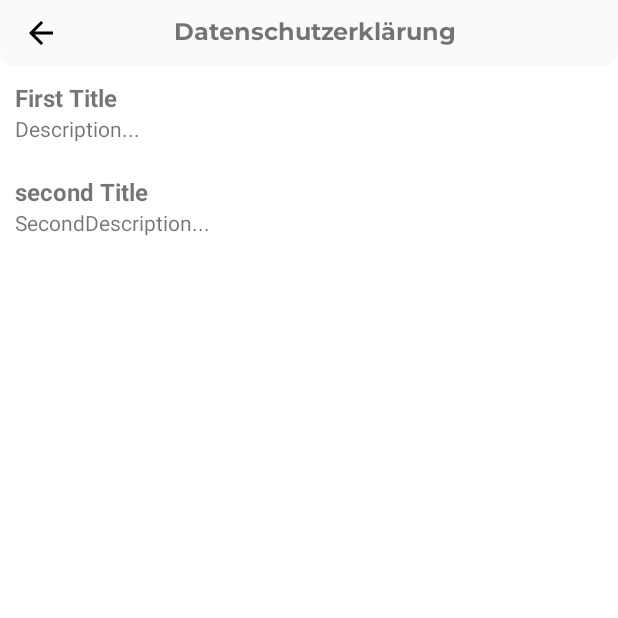
After one commit to stajz1/CR-APP, an Android app: the Fragmenttermsandcon screen opened through its navigation route, on a phone screen of 412 x 824 dp, the top half of it. The commit adds this screen. Run offline under Robolectric (Android 15) with nearby library versions, the phone set to English and light mode, and no system bars.

Commit message:
added new terms and con Page

```diff
--- a/app/src/main/AndroidManifest.xml
+++ b/app/src/main/AndroidManifest.xml
@@ -8,6 +8,8 @@
         android:allowBackup="true"
         android:icon="@drawable/cr_main_logo_icon"
         android:label="@string/app_name"
+        android:hardwareAccelerated="false"
+        android:largeHeap="true"
         android:roundIcon="@drawable/cr_main_logo_icon"
         android:supportsRtl="true"
         android:theme="@style/AppTheme">
--- a/app/src/main/java/com/example/zoran/FragmentLoginSelection.kt
+++ b/app/src/main/java/com/example/zoran/FragmentLoginSelection.kt
@@ -1,5 +1,6 @@
 package com.example.zoran
 
+import android.graphics.Paint
 import android.os.Bundle
 import android.view.LayoutInflater
 import android.view.View
@@ -27,6 +28,13 @@ class FragmentLoginSelection: Fragment() {
             findNavController().navigate(R.id.action_fragmentLoginSelection_to_fragmentStaffSignIn)
         }
 
+        root?.textView26?.setOnClickListener {
+            findNavController().navigate(R.id.action_fragmentLoginSelection_to_fragmenttermsandcon)
+        }
+
+        root?.textView26?.let {
+            it.paintFlags = it.paintFlags or(Paint.UNDERLINE_TEXT_FLAG)
+        }
         return root;
     }
 
--- /dev/null
+++ b/app/src/main/java/com/example/zoran/Fragmenttermsandcon.kt
@@ -0,0 +1,31 @@
+package com.example.zoran
+
+import android.graphics.Paint
+import android.os.Bundle
+import android.view.LayoutInflater
+import android.view.View
+import android.view.ViewGroup
+import androidx.fragment.app.Fragment
+import androidx.navigation.fragment.findNavController
+import kotlinx.android.synthetic.main.fragment_terms_and_con.view.*
+
+class Fragmenttermsandcon : Fragment() {
+
+    private var root: View? = null
+
+    override fun onCreateView(
+        inflater: LayoutInflater,
+        container: ViewGroup?,
+        savedInstanceState: Bundle?
+    ): View? {
+        root = inflater.inflate(R.layout.fragment_terms_and_con, container, false)
+
+        root?.imageView10?.setOnClickListener {
+
+            requireActivity().onBackPressed()
+        }
+
+        return root;
+    }
+
+}
--- a/app/src/main/res/layout/exercise_details.xml
+++ b/app/src/main/res/layout/exercise_details.xml
@@ -103,7 +103,6 @@
             android:layout_marginStart="24dp"
             android:layout_marginTop="30dp"
             android:layout_marginEnd="24dp"
-            android:src="@drawable/download"
             app:layout_constraintEnd_toEndOf="parent"
             app:layout_constraintStart_toStartOf="parent"
             app:layout_constraintTop_toBottomOf="@+id/constraintLayout2"
@@ -120,7 +119,6 @@
             android:layout_marginStart="24dp"
             android:layout_marginTop="16dp"
             android:layout_marginEnd="24dp"
-            android:src="@drawable/download"
             app:layout_constraintEnd_toEndOf="parent"
             app:layout_constraintHorizontal_bias="0.0"
             app:layout_constraintStart_toStartOf="parent"
--- a/app/src/main/res/layout/fragment_home.xml
+++ b/app/src/main/res/layout/fragment_home.xml
@@ -46,9 +46,9 @@
         android:text="Welcome To,\nHealeo."
         android:textColor="#444444"
         android:textSize="30sp"
+        android:visibility="invisible"
         app:layout_constraintStart_toStartOf="parent"
-        app:layout_constraintTop_toTopOf="parent"
-        android:visibility="invisible"/>
+        app:layout_constraintTop_toTopOf="parent" />
 
     <TextView
         android:id="@+id/textView2"
@@ -94,4 +94,16 @@
         app:layout_constraintEnd_toEndOf="parent"
         app:layout_constraintTop_toTopOf="@+id/textView"
         app:srcCompat="@drawable/sub_logo" />
+
+    <TextView
+        android:id="@+id/textView26"
+        android:layout_width="wrap_content"
+        android:layout_height="wrap_content"
+        android:layout_margin="10dp"
+        android:text="Datenschutzerklärung"
+        android:textColor="#3F51B5"
+        app:layout_constraintBottom_toBottomOf="parent"
+        app:layout_constraintEnd_toEndOf="parent"
+        app:layout_constraintHorizontal_bias="0.5"
+        app:layout_constraintStart_toStartOf="parent" />
 </androidx.constraintlayout.widget.ConstraintLayout>
--- /dev/null
+++ b/app/src/main/res/layout/fragment_terms_and_con.xml
@@ -0,0 +1,95 @@
+<?xml version="1.0" encoding="utf-8"?>
+<LinearLayout xmlns:android="http://schemas.android.com/apk/res/android"
+    xmlns:tools="http://schemas.android.com/tools"
+    android:layout_width="match_parent"
+    android:layout_height="match_parent"
+    xmlns:app="http://schemas.android.com/apk/res-auto"
+    android:orientation="vertical">
+
+    <androidx.constraintlayout.widget.ConstraintLayout
+        android:id="@+id/constraintLayout"
+        android:layout_width="match_parent"
+        android:layout_height="wrap_content"
+        android:background="@drawable/header_background"
+        android:paddingTop="10dp"
+        android:paddingBottom="10dp"
+        app:layout_constraintTop_toTopOf="parent">
+
+        <ImageView
+            android:id="@+id/imageView10"
+            android:layout_width="wrap_content"
+            android:layout_height="wrap_content"
+            android:layout_marginStart="15dp"
+            android:background="#FAFAFA"
+            android:backgroundTint="#FAFAFA"
+            android:hapticFeedbackEnabled="false"
+            app:layout_constraintBottom_toBottomOf="parent"
+            app:layout_constraintStart_toStartOf="parent"
+            app:layout_constraintTop_toTopOf="parent"
+            app:srcCompat="@drawable/abc_vector_test"
+            app:tint="#000000" />
+
+
+        <TextView
+            android:id="@+id/textView32"
+            android:layout_width="wrap_content"
+            android:layout_height="wrap_content"
+            android:layout_marginStart="8dp"
+            android:fontFamily="@font/montserrat_bold"
+            android:text="Datenschutzerklärung"
+            android:textSize="16sp"
+            app:layout_constraintBottom_toBottomOf="parent"
+            app:layout_constraintEnd_toEndOf="parent"
+            app:layout_constraintHorizontal_bias="0.5"
+            app:layout_constraintStart_toEndOf="@+id/imageView10"
+            app:layout_constraintStart_toStartOf="parent"
+            app:layout_constraintTop_toTopOf="parent" />
+
+    </androidx.constraintlayout.widget.ConstraintLayout>
+
+
+    <ScrollView
+        android:layout_width="match_parent"
+        android:layout_height="match_parent">
+
+        <LinearLayout
+            android:layout_width="match_parent"
+            android:layout_height="match_parent"
+            android:orientation="vertical"
+            android:layout_marginStart="10dp"
+            android:layout_marginEnd="10dp"
+            android:layout_marginTop="10dp">
+            <TextView
+                android:layout_width="wrap_content"
+                android:layout_height="wrap_content"
+                android:text="First Title"
+                android:textStyle="bold"
+                android:textSize="16sp"/>
+
+            <TextView
+                android:layout_width="wrap_content"
+                android:layout_height="wrap_content"
+                android:text="Description...\n"
+                android:textSize="14sp"/>
+
+            <TextView
+                android:layout_width="wrap_content"
+                android:layout_height="wrap_content"
+                android:text="second Title"
+                android:textStyle="bold"
+                android:textSize="16sp"
+                android:layout_marginTop="5dp"/>
+
+            <TextView
+                android:layout_width="wrap_content"
+                android:layout_height="wrap_content"
+                android:text="SecondDescription..."
+                android:textSize="14sp"/>
+
+        </LinearLayout>
+
+    </ScrollView>
+
+
+
+</LinearLayout>
--- a/app/src/main/res/navigation/mobile_navigation.xml
+++ b/app/src/main/res/navigation/mobile_navigation.xml
@@ -57,6 +57,9 @@
             app:popUpToInclusive="true"
             app:popUpTo="@id/fragmentLoginSelection"
             />
+        <action
+            android:id="@+id/action_fragmentLoginSelection_to_fragmenttermsandcon"
+            app:destination="@id/fragmenttermsandcon" />
     </fragment>
 
     <fragment
@@ -261,5 +264,9 @@
             android:id="@+id/action_fragmentPatientExercise_to_fragmentExerciseDetails"
             app:destination="@id/fragmentExerciseDetails" />
     </fragment>
+    <fragment
+        android:id="@+id/fragmenttermsandcon"
+        android:name="com.example.zoran.Fragmenttermsandcon"
+        android:label="Fragmenttermsandcon" />
 
 </navigation>
```
Also changed, not shown: 1 other file.
